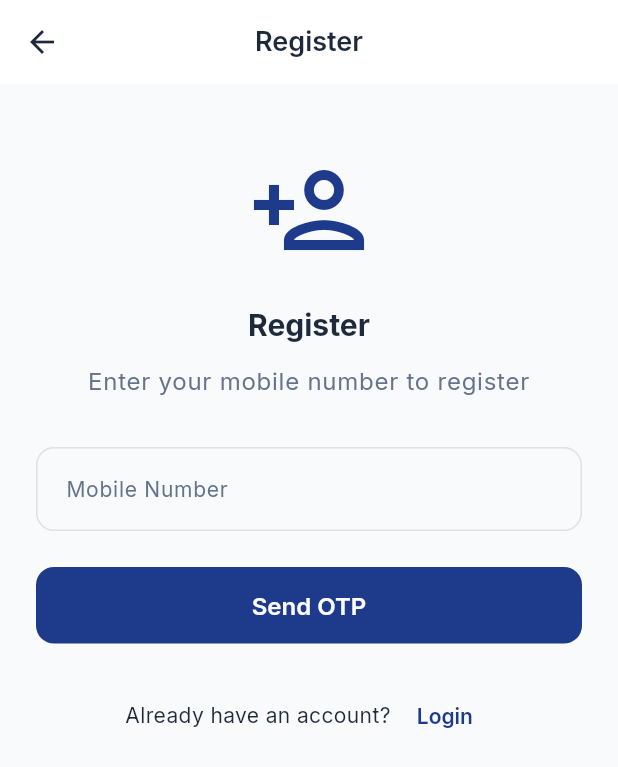
After one commit to Harish-lodh/customerAPK_supply_chain, a Flutter app: the RegisterScreen screen opened by its route, on a phone screen of 412 x 824 dp. The commit adds this screen. Shown: the top 767 px of the screen. Run offline on Flutter 3.47's test engine with Material 3 defaults, Android fonts, the phone set to English and light mode, and no system bars; our stand-ins replace dio, fl_chart, flutter_dotenv, flutter_secure_storage, go_router, google_fonts and 1 more; accounts and stored records are empty.

Commit message:
added registration

```diff
--- a/lib/features/auth/screens/login_screen.dart
+++ b/lib/features/auth/screens/login_screen.dart
@@ -275,6 +275,27 @@ class _LoginScreenState extends State<LoginScreen> {
                   ),
                 ),
 
+                const SizedBox(height: 16),
+
+                // Register Link
+                Row(
+                  mainAxisAlignment: MainAxisAlignment.center,
+                  children: [
+                    Text(
+                      "Don't have an account? ",
+                      style: Theme.of(context).textTheme.bodyMedium,
+                    ),
+                    TextButton(
+                      onPressed: _isLoading
+                          ? null
+                          : () {
+                              context.push('/register');
+                            },
+                      child: const Text('Register'),
+                    ),
+                  ],
+                ),
+
                 // Error Message
                 Consumer<AuthProvider>(
                   builder: (context, authProvider, child) {
--- /dev/null
+++ b/lib/features/auth/screens/register_screen.dart
@@ -0,0 +1,469 @@
+import 'package:flutter/material.dart';
+import 'package:go_router/go_router.dart';
+import 'package:provider/provider.dart';
+import '../../../providers/auth_provider.dart';
+import '../../../core/theme/app_theme.dart';
+
+class RegisterScreen extends StatefulWidget {
+  const RegisterScreen({super.key});
+
+  @override
+  State<RegisterScreen> createState() => _RegisterScreenState();
+}
+
+class _RegisterScreenState extends State<RegisterScreen> {
+  final _formKey = GlobalKey<FormState>();
+  final _mobileController = TextEditingController();
+  final _otpController = TextEditingController();
+  final _passwordController = TextEditingController();
+  final _confirmPasswordController = TextEditingController();
+
+  bool _isOtpSent = false;
+  bool _isOtpVerified = false;
+  bool _obscurePassword = true;
+  bool _obscureConfirmPassword = true;
+  bool _isLoading = false;
+  int _resendTimer = 0;
+
+  @override
+  void dispose() {
+    _mobileController.dispose();
+    _otpController.dispose();
+    _passwordController.dispose();
+    _confirmPasswordController.dispose();
+    super.dispose();
+  }
+
+  void _startResendTimer() {
+    Future.delayed(const Duration(seconds: 1), () {
+      if (mounted) {
+        setState(() {
+          _resendTimer = 30;
+        });
+        _countdown();
+      }
+    });
+  }
+
+  void _countdown() {
+    if (_resendTimer > 0) {
+      Future.delayed(const Duration(seconds: 1), () {
+        if (mounted && _resendTimer > 0) {
+          setState(() {
+            _resendTimer--;
+          });
+          _countdown();
+        }
+      });
+    }
+  }
+
+  Future<void> _requestOtp() async {
+    if (_mobileController.text.length != 10) {
+      ScaffoldMessenger.of(context).showSnackBar(
+        const SnackBar(content: Text('Please enter a valid 10-digit mobile number')),
+      );
+      return;
+    }
+
+    setState(() => _isLoading = true);
+
+    final authProvider = Provider.of<AuthProvider>(context, listen: false);
+    final success = await authProvider.requestOtp(_mobileController.text);
+
+    setState(() => _isLoading = false);
+
+    if (success && mounted) {
+      setState(() => _isOtpSent = true);
+      _startResendTimer();
+    } else if (mounted && authProvider.errorMessage != null) {
+      ScaffoldMessenger.of(context).showSnackBar(
+        SnackBar(content: Text(authProvider.errorMessage!)),
+      );
+    }
+  }
+
+  Future<void> _verifyOtp() async {
+    if (!_formKey.currentState!.validate()) return;
+
+    setState(() => _isLoading = true);
+
+    final authProvider = Provider.of<AuthProvider>(context, listen: false);
+    final success = await authProvider.verifyOtpAndLogin(
+      _mobileController.text,
+      _otpController.text,
+    );
+
+    setState(() => _isLoading = false);
+
+    if (success && mounted) {
+      setState(() => _isOtpVerified = true);
+    } else if (mounted && authProvider.errorMessage != null) {
+      ScaffoldMessenger.of(context).showSnackBar(
+        SnackBar(content: Text(authProvider.errorMessage!)),
+      );
+    }
+  }
+
+  Future<void> _resendOtp() async {
+    if (_resendTimer > 0) return;
+
+    setState(() => _isLoading = true);
+
+    final authProvider = Provider.of<AuthProvider>(context, listen: false);
+    final success = await authProvider.requestOtp(_mobileController.text);
+
+    setState(() => _isLoading = false);
+
+    if (success && mounted) {
+      ScaffoldMessenger.of(context).showSnackBar(
+        const SnackBar(content: Text('OTP sent successfully')),
+      );
+      _startResendTimer();
+    } else if (mounted && authProvider.errorMessage != null) {
+      ScaffoldMessenger.of(context).showSnackBar(
+        SnackBar(content: Text(authProvider.errorMessage!)),
+      );
+    }
+  }
+
+  Future<void> _createPassword() async {
+    if (!_formKey.currentState!.validate()) return;
+
+    setState(() => _isLoading = true);
+
+    final authProvider = Provider.of<AuthProvider>(context, listen: false);
+    final success = await authProvider.setPassword(
+      _mobileController.text,
+      _passwordController.text,
+    );
+
+    setState(() => _isLoading = false);
+
+    if (success && mounted) {
+      // Login with the newly created password
+      final loginSuccess = await authProvider.loginWithPassword(
+        _mobileController.text,
+        _passwordController.text,
+      );
+
+      if (loginSuccess && mounted) {
+        context.go('/dashboard');
+      } else if (mounted && authProvider.errorMessage != null) {
+        ScaffoldMessenger.of(context).showSnackBar(
+          SnackBar(content: Text(authProvider.errorMessage!)),
+        );
+        // If login fails but password was set, redirect to login
+        if (mounted) {
+          context.go('/login');
+        }
+      }
+    } else if (mounted && authProvider.errorMessage != null) {
+      ScaffoldMessenger.of(context).showSnackBar(
+        SnackBar(content: Text(authProvider.errorMessage!)),
+      );
+    }
+  }
+
+  @override
+  Widget build(BuildContext context) {
+    return Scaffold(
+      appBar: AppBar(
+        title: const Text('Register'),
+        leading: IconButton(
+          icon: const Icon(Icons.arrow_back),
+          onPressed: () {
+            Provider.of<AuthProvider>(context, listen: false).resetOtp();
+            context.pop();
+          },
+        ),
+      ),
+      body: SafeArea(
+        child: SingleChildScrollView(
+          padding: const EdgeInsets.all(24),
+          child: Form(
+            key: _formKey,
+            child: Column(
+              crossAxisAlignment: CrossAxisAlignment.stretch,
+              children: [
+                const SizedBox(height: 20),
+
+                // Registration Icon
+                Icon(
+                  Icons.person_add_outlined,
+                  size: 80,
+                  color: AppColors.primaryBlue,
+                ),
+                const SizedBox(height: 24),
+
+                // Title
+                Text(
+                  _isOtpVerified
+                      ? 'Create Password'
+                      : _isOtpSent
+                          ? 'Verify OTP'
+                          : 'Register',
+                  textAlign: TextAlign.center,
+                  style: Theme.of(context).textTheme.headlineMedium?.copyWith(
+                    fontWeight: FontWeight.bold,
+                  ),
+                ),
+                const SizedBox(height: 12),
+
+                // Description
+                Text(
+                  _isOtpVerified
+                      ? 'Create a password for your account'
+                      : _isOtpSent
+                          ? 'We have sent a 6-digit OTP to your mobile number'
+                          : 'Enter your mobile number to register',
+                  textAlign: TextAlign.center,
+                  style: Theme.of(context).textTheme.bodyLarge?.copyWith(
+                    color: AppColors.textSecondary,
+                  ),
+                ),
+                const SizedBox(height: 32),
+
+                // Mobile Number Input
+                if (!_isOtpVerified) ...[
+                  TextFormField(
+                    controller: _mobileController,
+                    keyboardType: TextInputType.phone,
+                    maxLength: 10,
+                    enabled: !_isOtpSent && !_isLoading,
+                    decoration: const InputDecoration(
+                      labelText: 'Mobile Number',
+                      prefixText: '+91 ',
+                      counterText: '',
+                    ),
+                    validator: (value) {
+                      if (value == null || value.length != 10) {
+                        return 'Please enter a valid 10-digit mobile number';
+                      }
+                      return null;
+                    },
+                  ),
+                ],
+
+                // OTP Input (only shown after OTP is sent)
+                if (_isOtpSent && !_isOtpVerified) ...[
+                  const SizedBox(height: 16),
+                  TextFormField(
+                    controller: _otpController,
+                    keyboardType: TextInputType.number,
+                    maxLength: 6,
+                    textAlign: TextAlign.center,
+                    style: const TextStyle(
+                      fontSize: 24,
+                      fontWeight: FontWeight.bold,
+                      letterSpacing: 8,
+                    ),
+                    enabled: !_isLoading,
+                    decoration: const InputDecoration(
+                      labelText: 'Enter OTP',
+                      counterText: '',
+                      hintText: '------',
+                    ),
+                    validator: (value) {
+                      if (value == null || value.length != 6) {
+                        return 'Please enter the 6-digit OTP';
+                      }
+                      return null;
+                    },
+                  ),
+                ],
+
+                // Password Input (only shown after OTP is verified)
+                if (_isOtpVerified) ...[
+                  TextFormField(
+                    controller: _passwordController,
+                    obscureText: _obscurePassword,
+                    enabled: !_isLoading,
+                    decoration: InputDecoration(
+                      labelText: 'Password',
+                      suffixIcon: IconButton(
+                        icon: Icon(
+                          _obscurePassword ? Icons.visibility : Icons.visibility_off,
+                        ),
+                        onPressed: () {
+                          setState(() {
+                            _obscurePassword = !_obscurePassword;
+                          });
+                        },
+                      ),
+                    ),
+                    validator: (value) {
+                      if (value == null || value.isEmpty) {
+                        return 'Please enter a password';
+                      }
+                      if (value.length < 6) {
+                        return 'Password must be at least 6 characters';
+                      }
+                      return null;
+                    },
+                  ),
+                  const SizedBox(height: 16),
+
+                  // Confirm Password Input
+                  TextFormField(
+                    controller: _confirmPasswordController,
+                    obscureText: _obscureConfirmPassword,
+                    enabled: !_isLoading,
+                    decoration: InputDecoration(
+                      labelText: 'Confirm Password',
+                      suffixIcon: IconButton(
+                        icon: Icon(
+                          _obscureConfirmPassword ? Icons.visibility : Icons.visibility_off,
+                        ),
+                        onPressed: () {
+                          setState(() {
+                            _obscureConfirmPassword = !_obscureConfirmPassword;
+                          });
+                        },
+                      ),
+                    ),
+                    validator: (value) {
+                      if (value == null || value.isEmpty) {
+                        return 'Please confirm your password';
+                      }
+                      if (value != _passwordController.text) {
+                        return 'Passwords do not match';
+                      }
+                      return null;
+                    },
+                  ),
+                ],
+
+                const SizedBox(height: 24),
+
+                // Action Button
+                if (!_isOtpSent)
+                  ElevatedButton(
+                    onPressed: _isLoading ? null : _requestOtp,
+                    child: _isLoading
+                        ? const SizedBox(
+                            height: 20,
+                            width: 20,
+                            child: CircularProgressIndicator(
+                              strokeWidth: 2,
+                              color: Colors.white,
+                            ),
+                          )
+                        : const Text('Send OTP'),
+                  )
+                else if (!_isOtpVerified)
+                  ElevatedButton(
+                    onPressed: _isLoading ? null : _verifyOtp,
+                    child: _isLoading
+                        ? const SizedBox(
+                            height: 20,
+                            width: 20,
+                            child: CircularProgressIndicator(
+                              strokeWidth: 2,
+                              color: Colors.white,
+                            ),
+                          )
+                        : const Text('Verify OTP'),
+                  )
+                else
+                  ElevatedButton(
+                    onPressed: _isLoading ? null : _createPassword,
+                    child: _isLoading
+                        ? const SizedBox(
+                            height: 20,
+                            width: 20,
+                            child: CircularProgressIndicator(
+                              strokeWidth: 2,
+                              color: Colors.white,
+                            ),
+                          )
+                        : const Text('Create Password & Login'),
+                  ),
+
+                // Resend OTP
+                if (_isOtpSent && !_isOtpVerified) ...[
+                  const SizedBox(height: 16),
+                  Row(
+                    mainAxisAlignment: MainAxisAlignment.center,
+                    children: [
+                      Text(
+                        "Didn't receive the code? ",
+                        style: Theme.of(context).textTheme.bodyMedium?.copyWith(
+                          color: AppColors.textSecondary,
+                        ),
+                      ),
+                      TextButton(
+                        onPressed: (_resendTimer > 0 || _isLoading)
+                            ? null
+                            : _resendOtp,
+                        child: _resendTimer > 0
+                            ? Text('Resend in $_resendTimer s')
+                            : const Text('Resend OTP'),
+                      ),
+                    ],
+                  ),
+                ],
+
+                // Change Mobile Number
+                if (_isOtpSent && !_isOtpVerified) ...[
+                  const SizedBox(height: 8),
+                  TextButton(
+                    onPressed: _isLoading
+                        ? null
+                        : () {
+                            setState(() {
+                              _isOtpSent = false;
+                              _otpController.clear();
+                            });
+                          },
+                    child: const Text('Change Mobile Number'),
+                  ),
+                ],
+
+                // Error Message
+                Consumer<AuthProvider>(
+                  builder: (context, authProvider, child) {
+                    if (authProvider.errorMessage != null) {
+                      return Padding(
+                        padding: const EdgeInsets.only(top: 16),
+                        child: Text(
+                          authProvider.errorMessage!,
+                          style: const TextStyle(color: AppColors.error),
+                          textAlign: TextAlign.center,
+                        ),
+                      );
+                    }
+                    return const SizedBox.shrink();
+                  },
+                ),
+
+                // Login Link
+                if (!_isOtpSent) ...[
+                  const SizedBox(height: 24),
+                  Row(
+                    mainAxisAlignment: MainAxisAlignment.center,
+                    children: [
+                      Text(
+                        'Already have an account? ',
+                        style: Theme.of(context).textTheme.bodyMedium,
+                      ),
+                      TextButton(
+                        onPressed: _isLoading
+                            ? null
+                            : () {
+                                Provider.of<AuthProvider>(context, listen: false).resetOtp();
+                                context.go('/login');
+                              },
+                        child: const Text('Login'),
+                      ),
+                    ],
+                  ),
+                ],
+              ],
+            ),
+          ),
+        ),
+      ),
+    );
+  }
+}
--- a/lib/routes/app_router.dart
+++ b/lib/routes/app_router.dart
@@ -5,6 +5,7 @@ import 'package:provider/provider.dart';
 import '../providers/auth_provider.dart';
 import '../features/auth/screens/login_screen.dart';
 import '../features/auth/screens/otp_screen.dart';
+import '../features/auth/screens/register_screen.dart';
 import '../features/dashboard/screens/dashboard_screen.dart';
 import '../features/invoice/screens/invoice_list_screen.dart';
 import '../features/invoice/screens/invoice_detail_screen.dart';
@@ -28,9 +29,10 @@ class AppRouter {
       final isLoggedIn = authProvider.isAuthenticated;
       final isLoggingIn = state.uri.path == '/login';
       final isOtpRoute = state.uri.path == '/otp';
+      final isRegisterRoute = state.uri.path == '/register';
 
-      // Allow OTP route only when coming from login
-      if (isOtpRoute) {
+      // Allow OTP and Register routes only when coming from login
+      if (isOtpRoute || isRegisterRoute) {
         return null;
       }
 
@@ -49,6 +51,12 @@ class AppRouter {
       GoRoute(
         path: '/login',
         builder: (context, state) => const LoginScreen(),
+      ),
+
+      // Registration Route
+      GoRoute(
+        path: '/register',
+        builder: (context, state) => const RegisterScreen(),
       ),
 
       // OTP Verification Route
```
Also changed, not shown: 2 other files.
